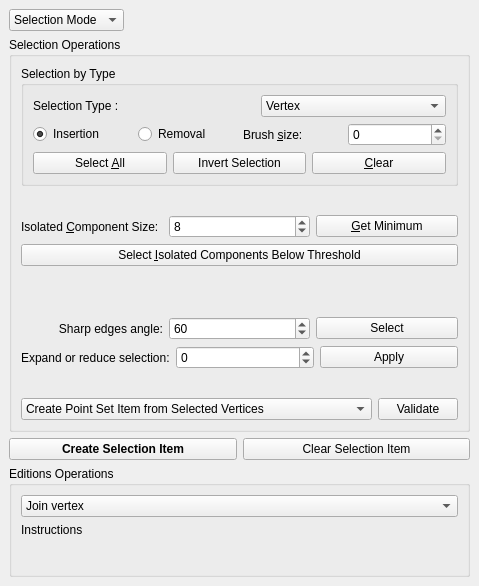
Old version of the form Polyhedron/demo/Polyhedron/Plugins/PMP/Selection_widget.ui in the repository CGAL/cgal.
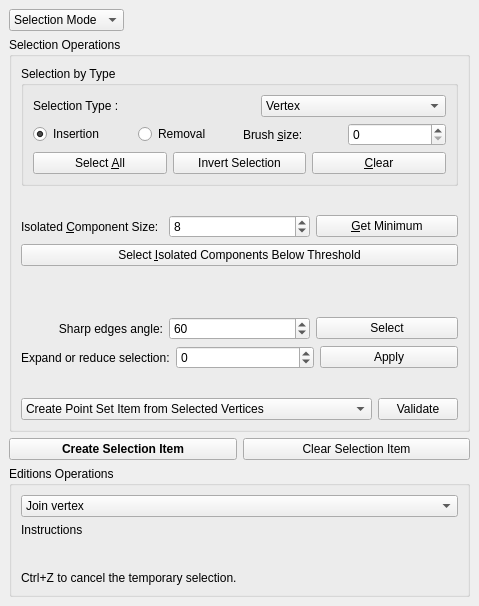
New version of the form.

Commit message: Checks sooner if the facet is valid for the split face operation

Patch:
```diff
--- a/Polyhedron/demo/Polyhedron/Plugins/PMP/Selection_widget.ui
+++ b/Polyhedron/demo/Polyhedron/Plugins/PMP/Selection_widget.ui
@@ -7,7 +7,7 @@
     <x>0</x>
     <y>0</y>
     <width>479</width>
-    <height>586</height>
+    <height>606</height>
    </rect>
   </property>
   <property name="windowTitle">
@@ -433,7 +433,7 @@
       </property>
       <layout class="QVBoxLayout" name="verticalLayout_8">
        <item>
-        <layout class="QVBoxLayout" name="verticalLayout_9" stretch="0,1">
+        <layout class="QVBoxLayout" name="verticalLayout_9" stretch="0,1,0">
          <item>
           <widget class="QComboBox" name="editionBox">
            <item>
@@ -502,6 +502,13 @@
            </property>
           </widget>
          </item>
+         <item>
+          <widget class="QLabel" name="label_4">
+           <property name="text">
+            <string>Ctrl+Z to cancel the temporary selection.</string>
+           </property>
+          </widget>
+         </item>
         </layout>
        </item>
       </layout>
```
The commit also changes 1 other file.
